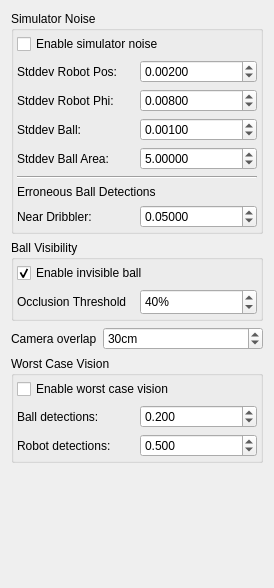
Old version of the form src/ra/simulatorconfigwidget.ui in the repository robotics-erlangen/framework.
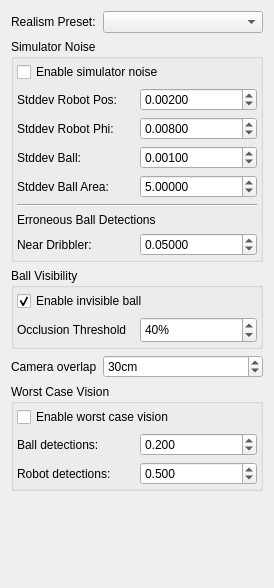
New version of the form.

Commit message: ra: add saved presets for the simulator realism configuration

The edit to the form file:
```diff
--- a/src/ra/simulatorconfigwidget.ui
+++ b/src/ra/simulatorconfigwidget.ui
@@ -393,6 +393,16 @@
      </layout>
     </widget>
    </item>
+   <item row="1" column="0">
+    <widget class="QLabel" name="label">
+     <property name="text">
+      <string>Realism Preset:</string>
+     </property>
+    </widget>
+   </item>
+   <item row="1" column="1">
+    <widget class="QComboBox" name="realismPreset"/>
+   </item>
   </layout>
  </widget>
  <resources/>
```
The commit also changes 7 other files.
